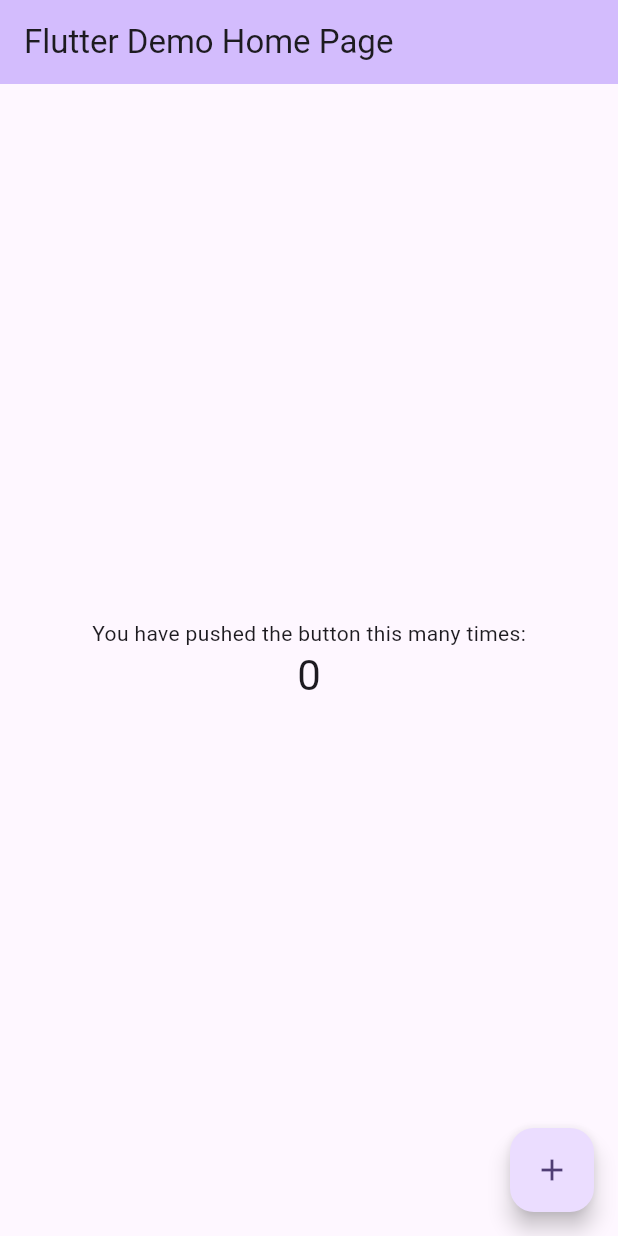
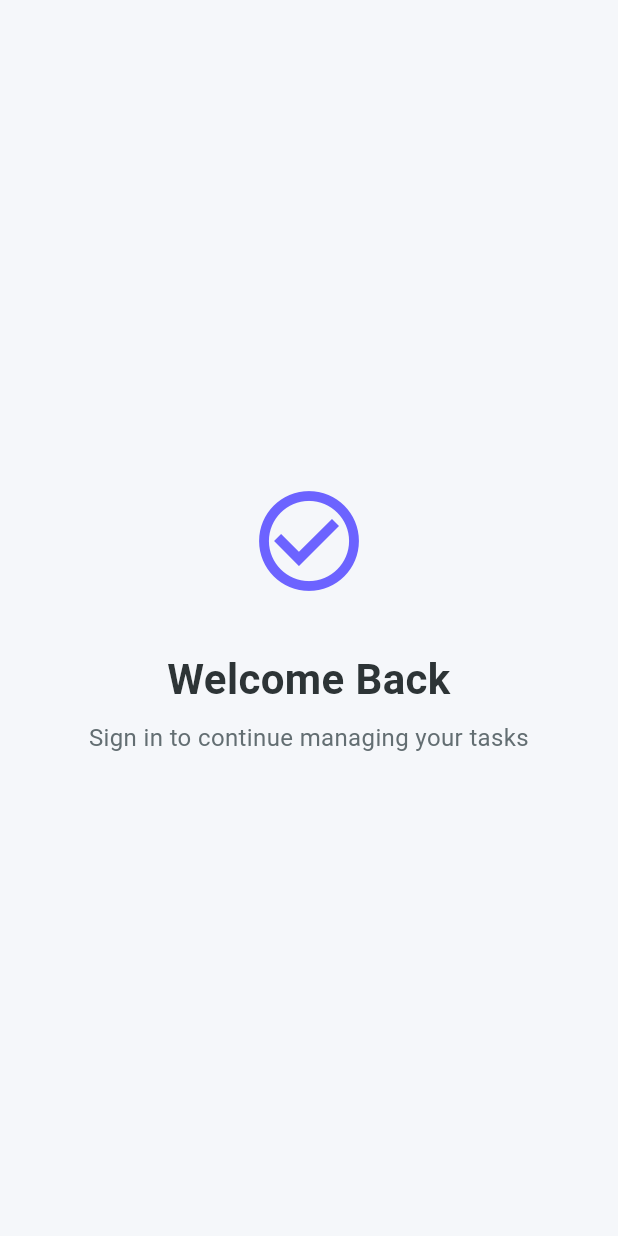
Before and after one commit to dhruvchaurasia3807/to_do_app, a Flutter app: the screen it shows after launch, on a phone screen of 412 x 824 dp. Run offline on Flutter 3.47's test engine with Material 3 defaults, Android fonts, the phone set to English and light mode, and no system bars; our stand-ins replace firebase_core; accounts and stored records are empty.

Commit message:
ready login page structure

```diff
--- /dev/null
+++ b/lib/contants/colors.dart
@@ -0,0 +1,29 @@
+import 'package:flutter/material.dart';
+class AppColors{
+  // primary Brand colors
+  static const Color primary = Color(0xFF6C63FF);
+  static const Color primaryDark = Color(0xFF5A53D5);
+  static const Color primaryLight = Color(0xFFEFEEFF);
+
+  //secondary/account colors
+  static const Color secondary = Color(0xFF03DAC6);
+
+  //background colors
+  static const Color background = Color(0xFFF5F7FA); //light grey blue
+  static const Color surface = Colors.white;
+
+  //text colors
+  static const Color textPrimary = Color(0xFF2D3436); //Dark Charcoal
+  static const Color textSecondary = Color(0xFF636E72); //grey
+
+  //status colors
+  static const Color success = Color(0xFF00B894); //mint green
+  static const Color error = Color(0xFFFF7675); //soft red
+  static const Color warning = Color(0xFFFDCB6E); //mustard yellow
+  static const Color info = Color(0xFF74B9FF); //soft blue
+
+  //specific UI colors
+  static const Color deleteBackground = Color(0xFFFFE6E6);
+  static const Color editBackground = Color(0xFFE6FFFA);
+
+}
--- a/lib/main.dart
+++ b/lib/main.dart
@@ -1,6 +1,14 @@
 import 'package:flutter/material.dart';
+import 'package:todo_list_flutter_app/contants/colors.dart';
+import 'package:firebase_core/firebase_core.dart';
+import 'firebase_options.dart';
+import 'package:todo_list_flutter_app/screens/login_screen.dart';
 
-void main() {
+void main() async {
+  WidgetsFlutterBinding.ensureInitialized();
+
+  await Firebase.initializeApp(options: DefaultFirebaseOptions.currentPlatform);
+
   runApp(const MyApp());
 }
 
@@ -11,112 +19,53 @@ class MyApp extends StatelessWidget {
   @override
   Widget build(BuildContext context) {
     return MaterialApp(
-      title: 'Flutter Demo',
+      title: 'todo list',
+      debugShowCheckedModeBanner: false,
       theme: ThemeData(
-        // This is the theme of your application.
-        //
-        // TRY THIS: Try running your application with "flutter run". You'll see
-        // the application has a purple toolbar. Then, without quitting the app,
-        // try changing the seedColor in the colorScheme below to Colors.green
-        // and then invoke "hot reload" (save your changes or press the "hot
-        // reload" button in a Flutter-supported IDE, or press "r" if you used
-        // the command line to start the app).
-        //
-        // Notice that the counter didn't reset back to zero; the application
-        // state is not lost during the reload. To reset the state, use hot
-        // restart instead.
-        //
-        // This works for code too, not just values: Most code changes can be
-        // tested with just a hot reload.
-        colorScheme: .fromSeed(seedColor: Colors.deepPurple),
+        useMaterial3: true,
+        colorScheme: .fromSeed(
+          seedColor: AppColors.primary,
+          primary: AppColors.primary,
+          secondary: AppColors.secondary,
+          background: AppColors.background,
+          surface: AppColors.surface,
+          error: AppColors.error,
+        ),
+        scaffoldBackgroundColor: AppColors.background,
+        appBarTheme: AppBarTheme(
+          backgroundColor: AppColors.surface,
+          foregroundColor: AppColors.textPrimary,
+          elevation: 0,
+          centerTitle: true,
+        ),
+        elevatedButtonTheme: ElevatedButtonThemeData(
+          style: ElevatedButton.styleFrom(
+            backgroundColor: AppColors.primary,
+            foregroundColor: Colors.white,
+            shape: RoundedRectangleBorder(
+              borderRadius: BorderRadius.circular(12),
+            ),
+            padding: const EdgeInsets.symmetric(vertical: 16),
+          ),
+        ),
+        inputDecorationTheme: InputDecorationThemeData(
+          filled: true,
+          fillColor: AppColors.surface,
+          border: OutlineInputBorder(
+            borderRadius: BorderRadius.circular(12),
+            borderSide: BorderSide.none,
+          ),
+          focusedBorder: OutlineInputBorder(
+            borderRadius: BorderRadius.circular(12),
+            borderSide: const BorderSide(color: AppColors.primary, width: 2),
+          ),
+          contentPadding: const EdgeInsets.symmetric(
+            horizontal: 20,
+            vertical: 16,
+          ),
+        ),
       ),
-      home: const MyHomePage(title: 'Flutter Demo Home Page'),
+      home: LoginScreen(),
     );
   }
 }
-
-class MyHomePage extends StatefulWidget {
-  const MyHomePage({super.key, required this.title});
-
-  // This widget is the home page of your application. It is stateful, meaning
-  // that it has a State object (defined below) that contains fields that affect
-  // how it looks.
-
-  // This class is the configuration for the state. It holds the values (in this
-  // case the title) provided by the parent (in this case the App widget) and
-  // used by the build method of the State. Fields in a Widget subclass are
-  // always marked "final".
-
-  final String title;
-
-  @override
-  State<MyHomePage> createState() => _MyHomePageState();
-}
-
-class _MyHomePageState extends State<MyHomePage> {
-  int _counter = 0;
-
-  void _incrementCounter() {
-    setState(() {
-      // This call to setState tells the Flutter framework that something has
-      // changed in this State, which causes it to rerun the build method below
-      // so that the display can reflect the updated values. If we changed
-      // _counter without calling setState(), then the build method would not be
-      // called again, and so nothing would appear to happen.
-      _counter++;
-    });
-  }
-
-  @override
-  Widget build(BuildContext context) {
-    // This method is rerun every time setState is called, for instance as done
-    // by the _incrementCounter method above.
-    //
-    // The Flutter framework has been optimized to make rerunning build methods
-    // fast, so that you can just rebuild anything that needs updating rather
-    // than having to individually change instances of widgets.
-    return Scaffold(
-      appBar: AppBar(
-        // TRY THIS: Try changing the color here to a specific color (to
-        // Colors.amber, perhaps?) and trigger a hot reload to see the AppBar
-        // change color while the other colors stay the same.
-        backgroundColor: Theme.of(context).colorScheme.inversePrimary,
-        // Here we take the value from the MyHomePage object that was created by
-        // the App.build method, and use it to set our appbar title.
-        title: Text(widget.title),
-      ),
-      body: Center(
-        // Center is a layout widget. It takes a single child and positions it
-        // in the middle of the parent.
-        child: Column(
-          // Column is also a layout widget. It takes a list of children and
-          // arranges them vertically. By default, it sizes itself to fit its
-          // children horizontally, and tries to be as tall as its parent.
-          //
-          // Column has various properties to control how it sizes itself and
-          // how it positions its children. Here we use mainAxisAlignment to
-          // center the children vertically; the main axis here is the vertical
-          // axis because Columns are vertical (the cross axis would be
-          // horizontal).
-          //
-          // TRY THIS: Invoke "debug painting" (choose the "Toggle Debug Paint"
-          // action in the IDE, or press "p" in the console), to see the
-          // wireframe for each widget.
-          mainAxisAlignment: .center,
-          children: [
-            const Text('You have pushed the button this many times:'),
-            Text(
-              '$_counter',
-              style: Theme.of(context).textTheme.headlineMedium,
-            ),
-          ],
-        ),
-      ),
-      floatingActionButton: FloatingActionButton(
-        onPressed: _incrementCounter,
-        tooltip: 'Increment',
-        child: const Icon(Icons.add),
-      ),
-    );
-  }
-}
--- /dev/null
+++ b/lib/screens/home_screen.dart
@@ -0,0 +1,16 @@
+import 'package:flutter/material.dart';
+
+class HomeScreen extends StatelessWidget{
+  const HomeScreen({super.key});
+
+  @override
+  Widget build(BuildContext context) {
+    return Scaffold(
+      appBar: AppBar(title: Text("My todos",style: TextStyle(fontWeight: FontWeight.bold)),
+      actions: [
+        IconButton(onPressed: (){}, icon: Icon(Icons.exit_to_app))
+      ],
+      ),
+    );
+  }
+}
--- /dev/null
+++ b/lib/screens/login_screen.dart
@@ -0,0 +1,46 @@
+import 'package:flutter/material.dart';
+import 'package:todo_list_flutter_app/contants/colors.dart';
+
+class LoginScreen extends StatefulWidget{
+  const LoginScreen({super.key});
+  @override
+  State<LoginScreen> createState() =>_loginScreenState();
+}
+
+class _loginScreenState extends State<LoginScreen>{
+  final _emailController =   TextEditingController();
+  final _passwordController = TextEditingController();
+  final _formKey = true;
+  bool _isLogin = true;
+  @override
+  Widget build(BuildContext context){
+    return Scaffold(
+      body: Column(
+        mainAxisAlignment: MainAxisAlignment.center,
+        crossAxisAlignment: CrossAxisAlignment.stretch,
+        children: [
+          Icon(Icons.check_circle_outline,size: 80,color: AppColors.primary),
+          SizedBox(height: 32),
+          Text(_isLogin ? 'Welcome Back' : 'Create Account',
+          textAlign: TextAlign.center,
+          style: TextStyle(fontSize: 28,fontWeight: FontWeight.bold,
+          color: AppColors.textPrimary,
+          ),
+          ),
+
+          SizedBox(height: 8),
+
+          Text(
+            _isLogin
+               ? 'Sign in to continue managing your tasks'
+               : 'Join us and start organizing your life',
+               textAlign: TextAlign.center,
+               style: TextStyle(fontSize: 16,
+               color: AppColors.textSecondary,
+          ),
+          ),
+        ],
+      ),
+    );
+  }
+}
--- a/pubspec.yaml
+++ b/pubspec.yaml
@@ -34,6 +34,10 @@ dependencies:
   # The following adds the Cupertino Icons font to your application.
   # Use with the CupertinoIcons class for iOS style icons.
   cupertino_icons: ^1.0.8
+  firebase_core: ^5.1.0
+  firebase_auth: ^7.0.1
+  cloud_firestore: ^7.1.0
+  provider: ^6.1.5+1
 
 dev_dependencies:
   flutter_test:
```
Also changed, not shown: firebase.json (added), lib/firebase_options.dart (added), pubspec.lock, 4 other files.
